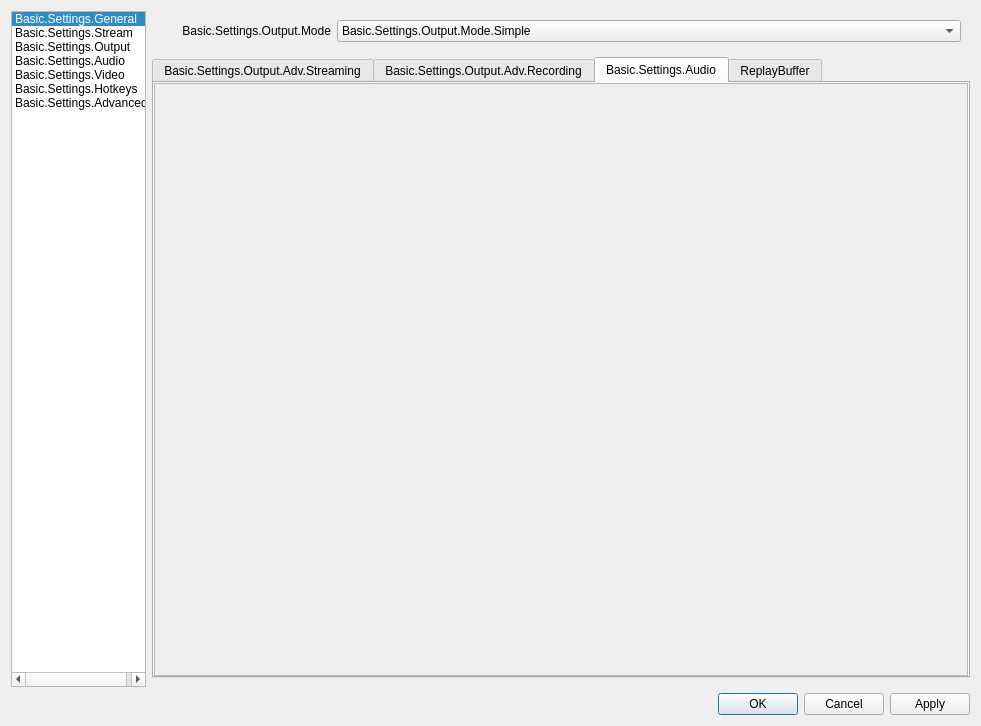
Above: UI/forms/OBSBasicSettings.ui from skyboy/obs-studio before the change. Below: the same form after it.
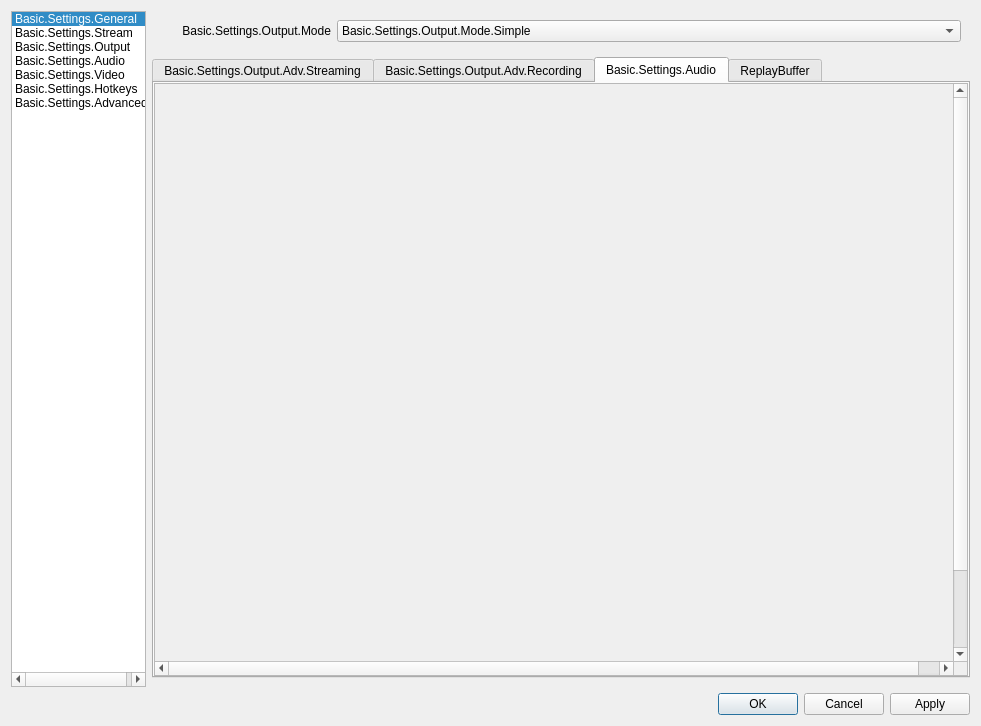
That is the form after the change. The open tabs and pages were chosen to show the change. Icons and pictures are not drawn. Custom widgets are drawn as their Qt base class.

What changed in the file:
```diff
--- a/UI/forms/OBSBasicSettings.ui
+++ b/UI/forms/OBSBasicSettings.ui
@@ -2893,6 +2893,14 @@
                           <verstretch>1</verstretch>
                          </sizepolicy>
                         </property>
+                        <property name="geometry">
+                         <rect>
+                          <x>0</x>
+                          <y>0</y>
+                          <width>820</width>
+                          <height>670</height>
+                         </rect>
+                        </property>
                         <layout class="QVBoxLayout" name="advOutTrackNameLayout">
                         </layout>
                        </widget>
```
